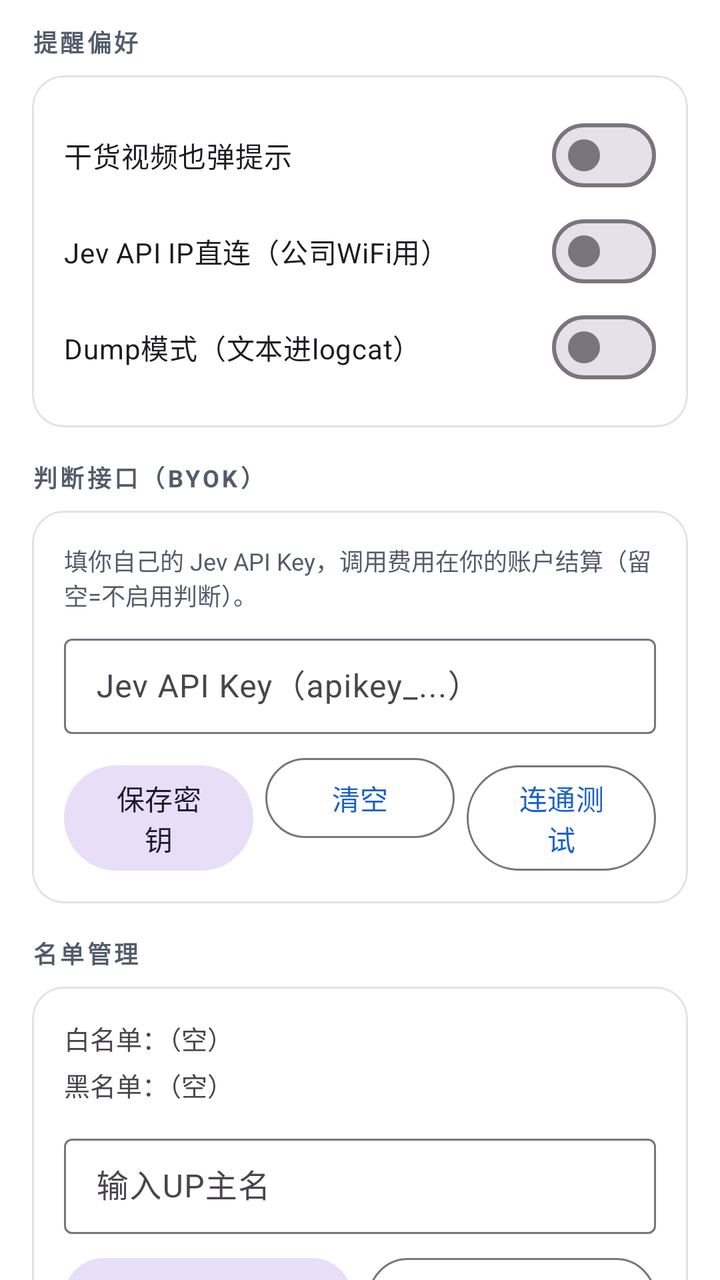
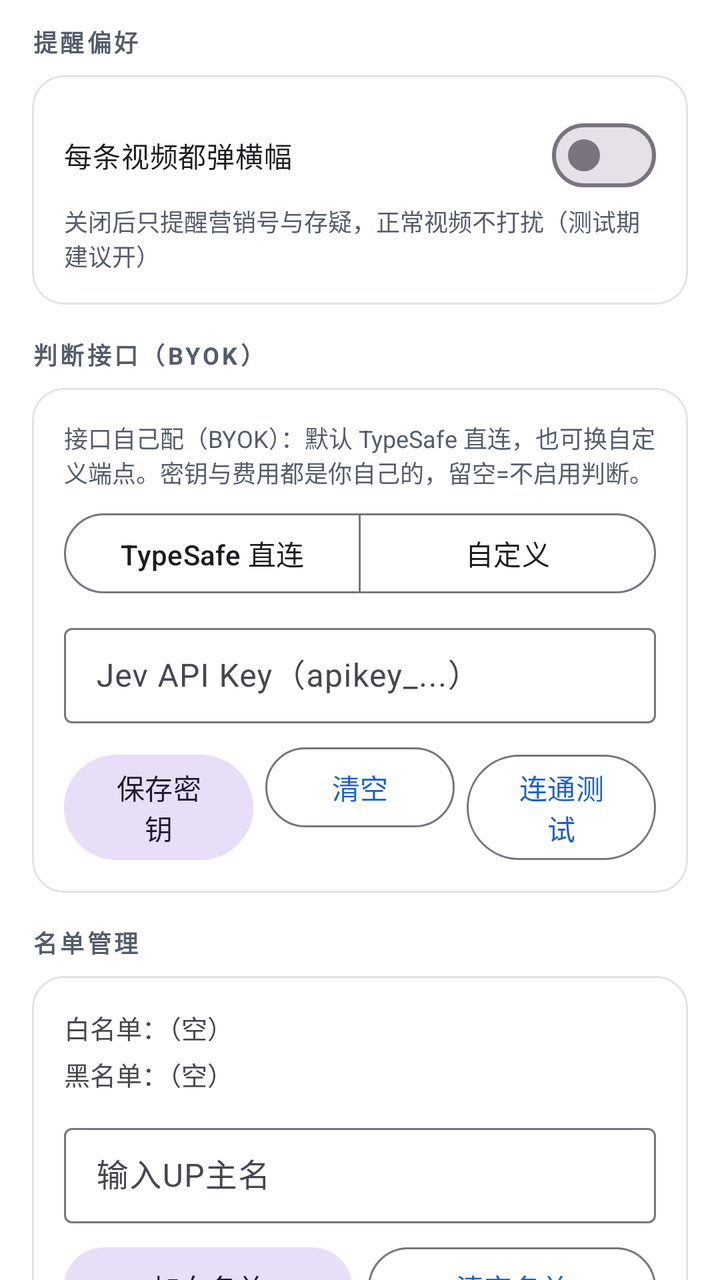

Compare the two renders of this Android layout. The source of the first and the diff that turns it into the second are given below.
<!-- AndroidManifest.xml: application theme Theme.BiliGate -->
<!-- res/layout/page_settings.xml -->
<?xml version="1.0" encoding="utf-8"?>
<ScrollView xmlns:android="http://schemas.android.com/apk/res/android"
    android:layout_width="match_parent"
    android:layout_height="match_parent"
    android:fillViewport="true"
    android:scrollbars="none">

    <LinearLayout
        android:layout_width="match_parent"
        android:layout_height="wrap_content"
        android:orientation="vertical"
        android:paddingStart="16dp"
        android:paddingEnd="16dp"
        android:paddingTop="12dp"
        android:paddingBottom="24dp">

        
        <TextView
            style="@style/SectionTitle"
            android:layout_width="wrap_content"
            android:layout_height="wrap_content"
            android:text="提醒偏好" />

        <com.google.android.material.card.MaterialCardView
            style="@style/BiliGateCard"
            android:layout_width="match_parent"
            android:layout_height="wrap_content"
            android:layout_marginBottom="16dp">

            <LinearLayout
                android:layout_width="match_parent"
                android:layout_height="wrap_content"
                android:orientation="vertical">

                <com.google.android.material.materialswitch.MaterialSwitch
                    android:id="@+id/swTipGenuine"
                    android:layout_width="match_parent"
                    android:layout_height="wrap_content"
                    android:minHeight="48dp"
                    android:text="干货视频也弹提示" />

                <com.google.android.material.materialswitch.MaterialSwitch
                    android:id="@+id/swDns"
                    android:layout_width="match_parent"
                    android:layout_height="wrap_content"
                    android:minHeight="48dp"
                    android:text="Jev API IP直连（公司WiFi用）" />

                <com.google.android.material.materialswitch.MaterialSwitch
                    android:id="@+id/swDump"
                    android:layout_width="match_parent"
                    android:layout_height="wrap_content"
                    android:minHeight="48dp"
                    android:text="Dump模式（文本进logcat）" />
            </LinearLayout>
        </com.google.android.material.card.MaterialCardView>

        
        <TextView
            style="@style/SectionTitle"
            android:layout_width="wrap_content"
            android:layout_height="wrap_content"
            android:text="判断接口（BYOK）" />

        <com.google.android.material.card.MaterialCardView
            style="@style/BiliGateCard"
            android:layout_width="match_parent"
            android:layout_height="wrap_content"
            android:layout_marginBottom="16dp">

            <LinearLayout
                android:layout_width="match_parent"
                android:layout_height="wrap_content"
                android:orientation="vertical">

                <TextView
                    android:layout_width="match_parent"
                    android:layout_height="wrap_content"
                    android:textSize="12sp"
                    android:textColor="@color/text_secondary"
                    android:text="填你自己的 Jev API Key，调用费用在你的账户结算（留空=不启用判断）。" />

                <com.google.android.material.textfield.TextInputLayout
                    style="@style/Widget.Material3.TextInputLayout.OutlinedBox.Dense"
                    android:layout_width="match_parent"
                    android:layout_height="wrap_content"
                    android:layout_marginTop="8dp"
                    android:hint="Jev API Key（apikey_...）">

                    <com.google.android.material.textfield.TextInputEditText
                        android:id="@+id/etJevKey"
                        android:layout_width="match_parent"
                        android:layout_height="wrap_content"
                        android:inputType="textPassword|textNoSuggestions"
                        android:importantForAutofill="no" />
                </com.google.android.material.textfield.TextInputLayout>

                <LinearLayout
                    android:layout_width="match_parent"
                    android:layout_height="wrap_content"
                    android:orientation="horizontal"
                    android:layout_marginTop="8dp">

                    <com.google.android.material.button.MaterialButton
                        android:id="@+id/btnSaveKey"
                        style="@style/Widget.Material3.Button.TonalButton"
                        android:layout_width="0dp"
                        android:layout_height="wrap_content"
                        android:layout_weight="1"
                        android:layout_marginEnd="4dp"
                        android:text="保存密钥" />

                    <com.google.android.material.button.MaterialButton
                        android:id="@+id/btnClearKey"
                        style="@style/Widget.Material3.Button.OutlinedButton"
                        android:layout_width="0dp"
                        android:layout_height="wrap_content"
                        android:layout_weight="1"
                        android:layout_marginStart="2dp"
                        android:layout_marginEnd="2dp"
                        android:text="清空" />

                    <com.google.android.material.button.MaterialButton
                        android:id="@+id/btnTestKey"
                        style="@style/Widget.Material3.Button.OutlinedButton"
                        android:layout_width="0dp"
                        android:layout_height="wrap_content"
                        android:layout_weight="1"
                        android:layout_marginStart="4dp"
                        android:text="连通测试" />
                </LinearLayout>
            </LinearLayout>
        </com.google.android.material.card.MaterialCardView>

        
        <TextView
            style="@style/SectionTitle"
            android:layout_width="wrap_content"
            android:layout_height="wrap_content"
            android:text="名单管理" />

        <com.google.android.material.card.MaterialCardView
            style="@style/BiliGateCard"
            android:layout_width="match_parent"
            android:layout_height="wrap_content"
            android:layout_marginBottom="16dp">

            <LinearLayout
                android:layout_width="match_parent"
                android:layout_height="wrap_content"
                android:orientation="vertical">

                <TextView
                    android:id="@+id/whiteList"
                    android:layout_width="match_parent"
                    android:layout_height="wrap_content"
                    android:textSize="13sp"
                    android:text="白名单：（空）" />

                <TextView
                    android:id="@+id/blackList"
                    android:layout_width="match_parent"
                    android:layout_height="wrap_content"
                    android:layout_marginTop="4dp"
                    android:textSize="13sp"
                    android:text="黑名单：（空）" />

                <com.google.android.material.textfield.TextInputLayout
                    style="@style/Widget.Material3.TextInputLayout.OutlinedBox.Dense"
                    android:layout_width="match_parent"
                    android:layout_height="wrap_content"
                    android:layout_marginTop="12dp"
                    android:hint="输入UP主名">

                    <com.google.android.material.textfield.TextInputEditText
                        android:id="@+id/etUploader"
                        android:layout_width="match_parent"
                        android:layout_height="wrap_content" />
                </com.google.android.material.textfield.TextInputLayout>

                <LinearLayout
                    android:layout_width="match_parent"
                    android:layout_height="wrap_content"
                    android:orientation="horizontal"
                    android:layout_marginTop="8dp">

                    <com.google.android.material.button.MaterialButton
                        android:id="@+id/btnAddWhite"
                        style="@style/Widget.Material3.Button.TonalButton"
                        android:layout_width="0dp"
                        android:layout_height="wrap_content"
                        android:layout_weight="1"
                        android:layout_marginEnd="4dp"
                        android:text="加白名单" />

                    <com.google.android.material.button.MaterialButton
                        android:id="@+id/btnClearList"
                        style="@style/Widget.Material3.Button.OutlinedButton"
                        android:layout_width="0dp"
                        android:layout_height="wrap_content"
                        android:layout_weight="1"
                        android:layout_marginStart="4dp"
                        android:text="清空名单" />
                </LinearLayout>
            </LinearLayout>
        </com.google.android.material.card.MaterialCardView>

        
        <TextView
            style="@style/SectionTitle"
            android:layout_width="wrap_content"
            android:layout_height="wrap_content"
            android:text="运行自检" />

        <com.google.android.material.card.MaterialCardView
            style="@style/BiliGateCard"
            android:layout_width="match_parent"
            android:layout_height="wrap_content">

            <LinearLayout
                android:layout_width="match_parent"
                android:layout_height="wrap_content"
                android:orientation="vertical">

                <TextView
                    android:id="@+id/diag"
                    android:layout_width="match_parent"
                    android:layout_height="wrap_content"
                    android:textSize="12sp"
                    android:fontFamily="monospace"
                    android:textColor="@color/text_secondary"
                    android:textIsSelectable="true"
                    android:text="等待数据…" />

                <com.google.android.material.button.MaterialButton
                    android:id="@+id/btnCopyDiag"
                    style="@style/Widget.Material3.Button.TonalButton"
                    android:layout_width="match_parent"
                    android:layout_height="wrap_content"
                    android:layout_marginTop="12dp"
                    android:text="复制诊断信息" />
            </LinearLayout>
        </com.google.android.material.card.MaterialCardView>


        
        <TextView
            style="@style/SectionTitle"
            android:layout_width="wrap_content"
            android:layout_height="wrap_content"
            android:text="关于" />

        <com.google.android.material.card.MaterialCardView
            style="@style/BiliGateCard"
            android:layout_width="match_parent"
            android:layout_height="wrap_content">

            <LinearLayout
                android:layout_width="match_parent"
                android:layout_height="wrap_content"
                android:orientation="vertical">

                <TextView
                    android:id="@+id/aboutVersion"
                    android:layout_width="match_parent"
                    android:layout_height="wrap_content"
                    android:textSize="13sp"
                    android:textColor="@color/text_secondary"
                    android:text="JEV4Bili v?" />

                <com.google.android.material.button.MaterialButton
                    android:id="@+id/btnRepo"
                    style="@style/Widget.Material3.Button.TonalButton"
                    android:layout_width="match_parent"
                    android:layout_height="wrap_content"
                    android:layout_marginTop="10dp"
                    android:text="开源仓库（GitHub）" />

                <com.google.android.material.button.MaterialButton
                    android:id="@+id/btnFeedback"
                    style="@style/Widget.Material3.Button.OutlinedButton"
                    android:layout_width="match_parent"
                    android:layout_height="wrap_content"
                    android:layout_marginTop="6dp"
                    android:text="反馈问题（GitHub Issues）" />

                <com.google.android.material.button.MaterialButton
                    android:id="@+id/btnPrivacy"
                    style="@style/Widget.Material3.Button.OutlinedButton"
                    android:layout_width="match_parent"
                    android:layout_height="wrap_content"
                    android:layout_marginTop="6dp"
                    android:text="隐私策略" />
            </LinearLayout>
        </com.google.android.material.card.MaterialCardView>

    </LinearLayout>
</ScrollView>
<!-- resources referenced by this layout -->
<resources>
  <color name="text_secondary">#525C6B</color>
  <style name="BiliGateCard" parent="Widget.Material3.CardView.Outlined">
          <item name="cardBackgroundColor">@color/card_surface</item>
          <item name="cardCornerRadius">16dp</item>
          <item name="cardElevation">0dp</item>
          <item name="strokeWidth">1dp</item>
          <item name="strokeColor">@color/divider</item>
          <item name="contentPadding">16dp</item>
      </style>
  <style name="SectionTitle">
          <item name="android:textSize">12sp</item>
          <item name="android:textColor">@color/text_secondary</item>
          <item name="android:textStyle">bold</item>
          <item name="android:letterSpacing">0.12</item>
          <item name="android:layout_marginBottom">8dp</item>
      </style>
  <style name="Theme.BiliGate" parent="Theme.Material3.DayNight.NoActionBar">
          <item name="colorPrimary">@color/primary</item>
          <item name="colorOnPrimary">#FFFFFF</item>
          <item name="colorSecondary">@color/primary</item>
          <item name="colorPrimaryContainer">@color/blue_container</item>
          <item name="android:statusBarColor">#FFFFFF</item>
          <item name="android:windowLightStatusBar">true</item>
          <item name="android:windowBackground">@color/bg_page</item>
          <item name="colorError">@color/danger_red</item>
      </style>
  <color name="card_surface">#FFFFFF</color>
  <color name="divider">#E0E2E6</color>
  <color name="primary">#1B61C9</color>
  <color name="blue_container">#E8F0FC</color>
  <color name="bg_page">#FFFFFF</color>
  <color name="danger_red">#DC2626</color>
</resources>

<!-- the commit's change to res/layout/page_settings.xml (unified diff, before → after) -->
@@ -37,21 +37,14 @@
                     android:layout_width="match_parent"
                     android:layout_height="wrap_content"
                     android:minHeight="48dp"
-                    android:text="干货视频也弹提示" />
-
-                <com.google.android.material.materialswitch.MaterialSwitch
-                    android:id="@+id/swDns"
-                    android:layout_width="match_parent"
-                    android:layout_height="wrap_content"
-                    android:minHeight="48dp"
-                    android:text="Jev API IP直连（公司WiFi用）" />
-
-                <com.google.android.material.materialswitch.MaterialSwitch
-                    android:id="@+id/swDump"
-                    android:layout_width="match_parent"
-                    android:layout_height="wrap_content"
-                    android:minHeight="48dp"
-                    android:text="Dump模式（文本进logcat）" />
+                    android:text="每条视频都弹横幅" />
+
+                <TextView
+                    android:layout_width="match_parent"
+                    android:layout_height="wrap_content"
+                    android:textSize="12sp"
+                    android:textColor="@color/text_secondary"
+                    android:text="关闭后只提醒营销号与存疑，正常视频不打扰（测试期建议开）" />
             </LinearLayout>
         </com.google.android.material.card.MaterialCardView>
 
@@ -78,7 +71,48 @@
                     android:layout_height="wrap_content"
                     android:textSize="12sp"
                     android:textColor="@color/text_secondary"
-                    android:text="填你自己的 Jev API Key，调用费用在你的账户结算（留空=不启用判断）。" />
+                    android:text="接口自己配（BYOK）：默认 TypeSafe 直连，也可换自定义端点。密钥与费用都是你自己的，留空=不启用判断。" />
+
+                <com.google.android.material.button.MaterialButtonToggleGroup
+                    android:id="@+id/providerGroup"
+                    android:layout_width="match_parent"
+                    android:layout_height="wrap_content"
+                    android:layout_marginTop="8dp"
+                    app:singleSelection="true"
+                    app:selectionRequired="true"
+                    xmlns:app="http://schemas.android.com/apk/res-auto">
+
+                    <com.google.android.material.button.MaterialButton
+                        android:id="@+id/btnProviderTypesafe"
+                        style="@style/Widget.Material3.Button.OutlinedButton"
+                        android:layout_width="0dp" android:layout_height="wrap_content"
+                        android:layout_weight="1"
+                        android:text="TypeSafe 直连" />
+
+                    <com.google.android.material.button.MaterialButton
+                        android:id="@+id/btnProviderCustom"
+                        style="@style/Widget.Material3.Button.OutlinedButton"
+                        android:layout_width="0dp" android:layout_height="wrap_content"
+                        android:layout_weight="1"
+                        android:text="自定义" />
+                </com.google.android.material.button.MaterialButtonToggleGroup>
+
+                <com.google.android.material.textfield.TextInputLayout
+                    android:id="@+id/baseInput"
+                    style="@style/Widget.Material3.TextInputLayout.OutlinedBox.Dense"
+                    android:layout_width="match_parent"
+                    android:layout_height="wrap_content"
+                    android:layout_marginTop="8dp"
+                    android:visibility="gone"
+                    android:hint="API Base URL（https://host/v1/systemone）">
+
+                    <com.google.android.material.textfield.TextInputEditText
+                        android:id="@+id/etApiBase"
+                        android:layout_width="match_parent"
+                        android:layout_height="wrap_content"
+                        android:inputType="textUri"
+                        android:importantForAutofill="no" />
+                </com.google.android.material.textfield.TextInputLayout>
 
                 <com.google.android.material.textfield.TextInputLayout
                     style="@style/Widget.Material3.TextInputLayout.OutlinedBox.Dense"
@@ -210,7 +244,7 @@
             style="@style/SectionTitle"
             android:layout_width="wrap_content"
             android:layout_height="wrap_content"
-            android:text="运行自检" />
+            android:text="关于" />
 
         <com.google.android.material.card.MaterialCardView
             style="@style/BiliGateCard"
@@ -223,44 +257,6 @@
                 android:orientation="vertical">
 
                 <TextView
-                    android:id="@+id/diag"
-                    android:layout_width="match_parent"
-                    android:layout_height="wrap_content"
-                    android:textSize="12sp"
-                    android:fontFamily="monospace"
-                    android:textColor="@color/text_secondary"
-                    android:textIsSelectable="true"
-                    android:text="等待数据…" />
-
-                <com.google.android.material.button.MaterialButton
-                    android:id="@+id/btnCopyDiag"
-                    style="@style/Widget.Material3.Button.TonalButton"
-                    android:layout_width="match_parent"
-                    android:layout_height="wrap_content"
-                    android:layout_marginTop="12dp"
-                    android:text="复制诊断信息" />
-            </LinearLayout>
-        </com.google.android.material.card.MaterialCardView>
-
-
-        
-        <TextView
-            style="@style/SectionTitle"
-            android:layout_width="wrap_content"
-            android:layout_height="wrap_content"
-            android:text="关于" />
-
-        <com.google.android.material.card.MaterialCardView
-            style="@style/BiliGateCard"
-            android:layout_width="match_parent"
-            android:layout_height="wrap_content">
-
-            <LinearLayout
-                android:layout_width="match_parent"
-                android:layout_height="wrap_content"
-                android:orientation="vertical">
-
-                <TextView
                     android:id="@+id/aboutVersion"
                     android:layout_width="match_parent"
                     android:layout_height="wrap_content"
@@ -283,6 +279,14 @@
                     android:layout_height="wrap_content"
                     android:layout_marginTop="6dp"
                     android:text="反馈问题（GitHub Issues）" />
+
+                <com.google.android.material.button.MaterialButton
+                    android:id="@+id/btnCopyDiag"
+                    style="@style/Widget.Material3.Button.OutlinedButton"
+                    android:layout_width="match_parent"
+                    android:layout_height="wrap_content"
+                    android:layout_marginTop="6dp"
+                    android:text="复制诊断信息（反馈问题时附上）" />
 
                 <com.google.android.material.button.MaterialButton
                     android:id="@+id/btnPrivacy"
